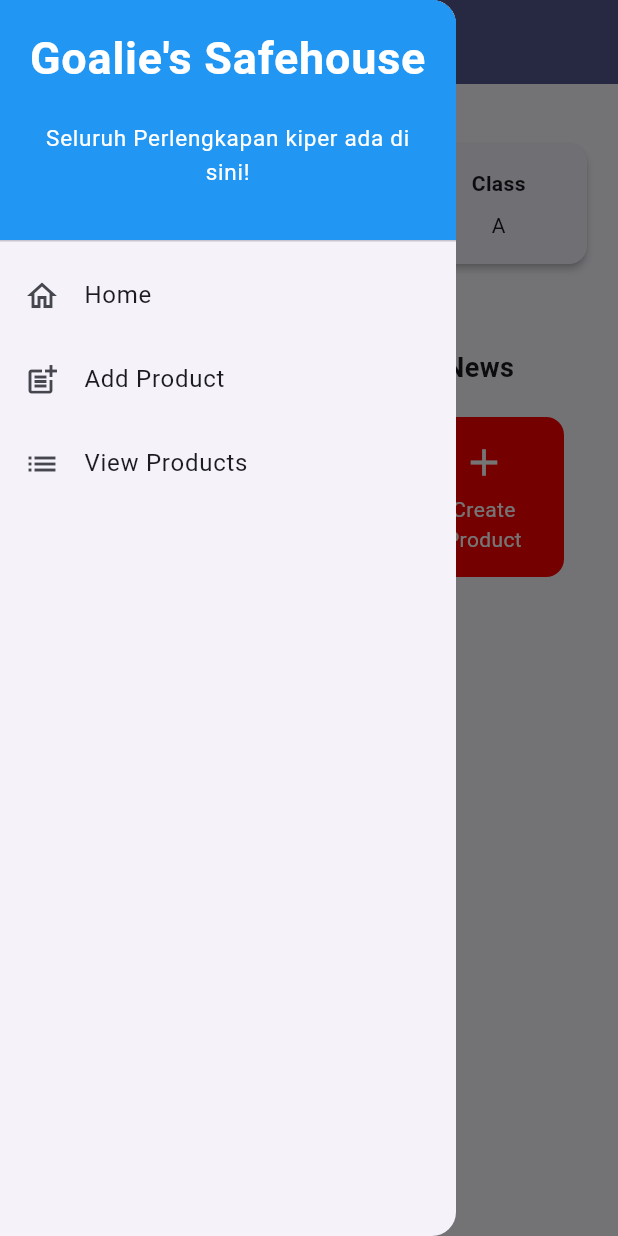
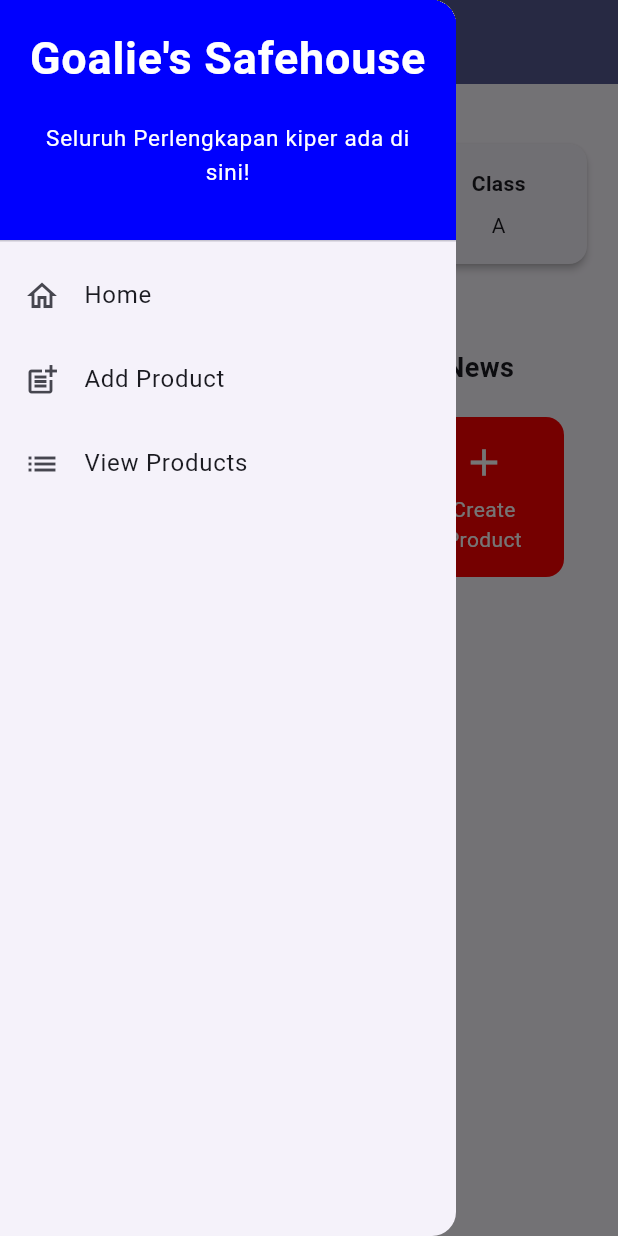
Before and after one commit to ilh4msh/Goalie-s-Safehouse-mobile, a Flutter app: the screen it shows after launch, with the side drawer open, on a phone screen of 412 x 824 dp. Run offline on Flutter 3.47's test engine with Material 3 defaults, Android fonts, the light colour scheme and no system bars.

Commit message:
menyelesaikan TI8

```diff
--- a/lib/widgets/left_drawer.dart
+++ b/lib/widgets/left_drawer.dart
@@ -12,7 +12,7 @@ class LeftDrawer extends StatelessWidget {
         children: [
           const DrawerHeader(
             decoration: BoxDecoration(
-              color: Colors.blue,
+              color: Color(0xFF0000FE),
             ),
             child: Column(
               children: [
```
Also changed, not shown: 1 other file.
